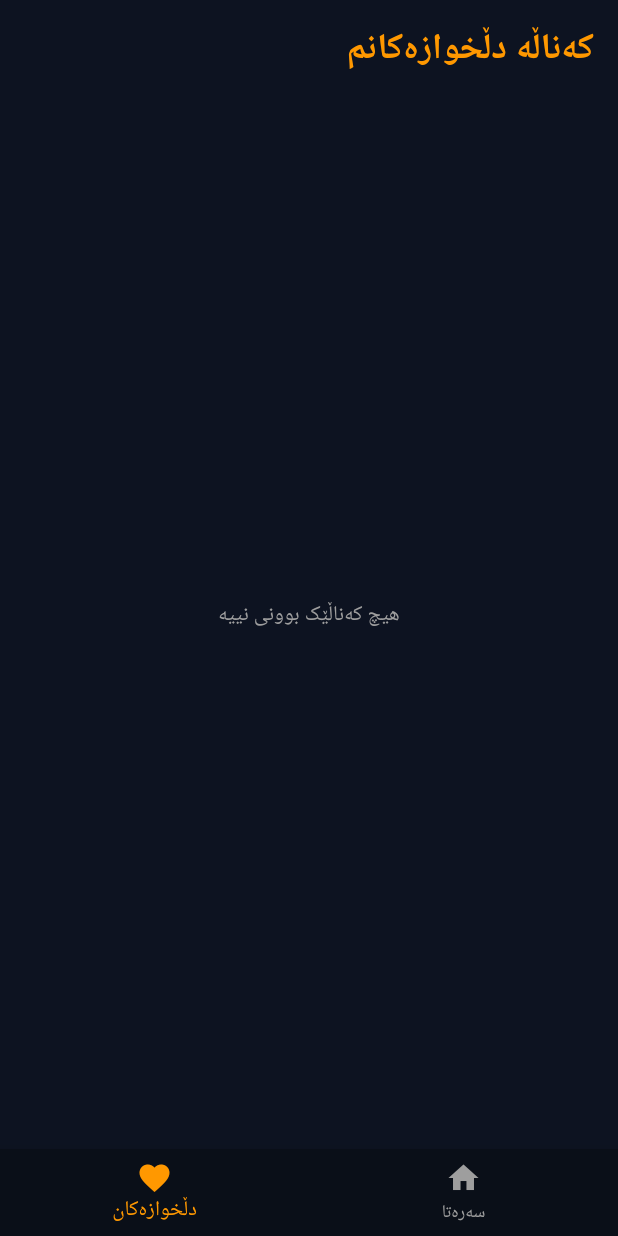
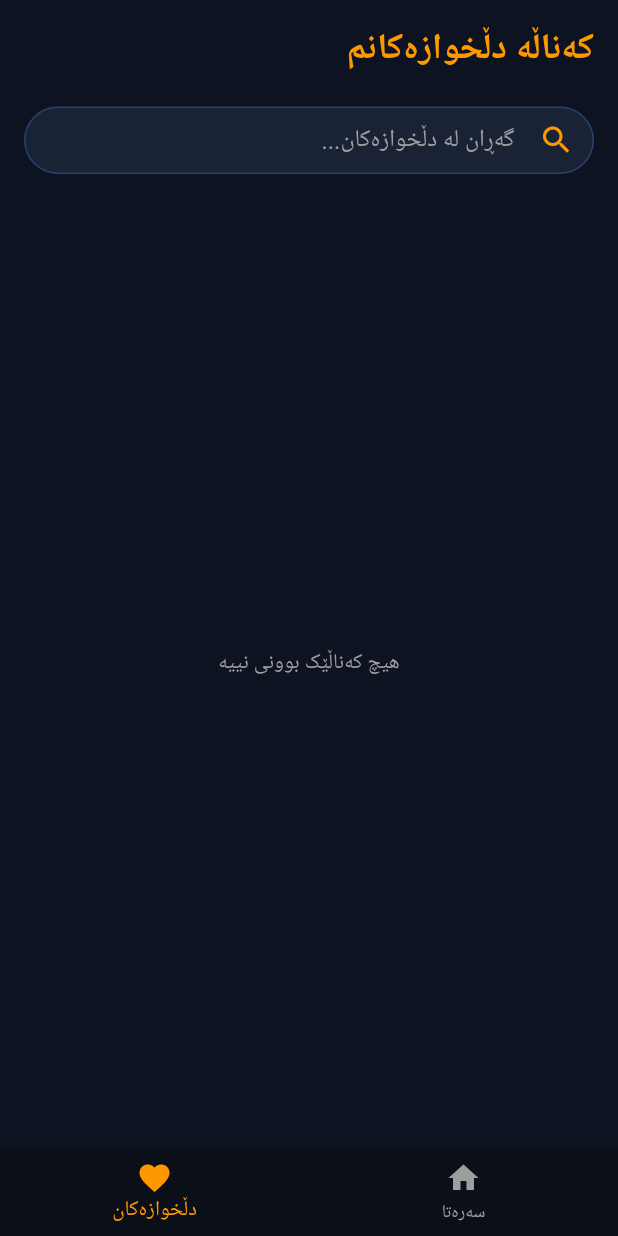
Before and after one commit to ordarat/ibrahim-tv, a Flutter app: the screen it shows after launch, item 2 of the bottom bar chosen, on a phone screen of 412 x 824 dp. Run offline on Flutter 3.47's test engine with Material 3 defaults, Android fonts, the phone set to English and light mode, and no system bars; our stand-ins replace chewie, cloud_firestore, firebase_core, shared_preferences, video_player; accounts and stored records are empty.

Commit message:
Update home_screen.dart

```diff
--- a/lib/screens/home_screen.dart
+++ b/lib/screens/home_screen.dart
@@ -16,7 +16,8 @@ class _HomeScreenState extends State<HomeScreen> {
   int _selectedIndex = 0;
   final PageController _pageController = PageController();
   int _sliderCount = 0;
-  List<String> _favorites = []; // لیستی کەناڵە دڵخوازەکان
+  List<String> _favorites = [];
+  String _searchQuery = ''; // گۆڕاوی نوێ بۆ گەڕان
 
   @override
   void initState() {
@@ -25,7 +26,6 @@ class _HomeScreenState extends State<HomeScreen> {
     Future.delayed(const Duration(seconds: 4), _autoScroll);
   }
 
-  // خوێندنەوەی دڵخوازەکان لە میمۆریدا
   Future<void> _loadFavorites() async {
     final prefs = await SharedPreferences.getInstance();
     setState(() {
@@ -33,7 +33,6 @@ class _HomeScreenState extends State<HomeScreen> {
     });
   }
 
-  // زیادکردن یان لابردنی کەناڵێک لە دڵخوازەکان
   Future<void> _toggleFavorite(String channelName) async {
     final prefs = await SharedPreferences.getInstance();
     setState(() {
@@ -85,7 +84,6 @@ class _HomeScreenState extends State<HomeScreen> {
   Widget build(BuildContext context) {
     return Scaffold(
       body: SafeArea(
-        // گۆڕینی شاشەکان بەپێی ئەوەی سەرەتا هەڵبژێردراوە یان دڵخوازەکان
         child: _selectedIndex == 0 ? _buildHomeContent() : _buildFavoritesContent(),
       ),
       bottomNavigationBar: BottomNavigationBar(
@@ -117,7 +115,20 @@ class _HomeScreenState extends State<HomeScreen> {
                   child: Container(
                     height: 45,
                     decoration: BoxDecoration(color: const Color(0xFF1A2235), borderRadius: BorderRadius.circular(25), border: Border.all(color: Colors.blueAccent.withOpacity(0.3))),
-                    child: const TextField(decoration: InputDecoration(hintText: 'گەڕان بۆ کەناڵ...', hintStyle: TextStyle(color: Colors.grey), border: InputBorder.none, prefixIcon: Icon(Icons.search, color: Colors.orange), contentPadding: EdgeInsets.symmetric(horizontal: 16, vertical: 10))),
+                    child: TextField(
+                      onChanged: (value) {
+                        setState(() {
+                          _searchQuery = value.toLowerCase(); // نوێکردنەوەی وشەی گەڕان
+                        });
+                      },
+                      decoration: const InputDecoration(
+                        hintText: 'گەڕان بۆ کەناڵ...',
+                        hintStyle: TextStyle(color: Colors.grey),
+                        border: InputBorder.none,
+                        prefixIcon: Icon(Icons.search, color: Colors.orange),
+                        contentPadding: EdgeInsets.symmetric(horizontal: 16, vertical: 10)
+                      )
+                    ),
                   ),
                 ),
                 const SizedBox(width: 16),
@@ -126,6 +137,8 @@ class _HomeScreenState extends State<HomeScreen> {
             ),
             const SizedBox(height: 20),
 
+            // ئەگەر خەریکی گەڕان بوو، سڵایدەرەکە مەهێنە بۆ ئەوەی کەناڵەکان باشتر ببینرێن
+            if (_searchQuery.isEmpty) ...[
               StreamBuilder<QuerySnapshot>(
                 stream: FirebaseFirestore.instance.collection('sliders').orderBy('created_at', descending: true).snapshots(),
                 builder: (context, snapshot) {
@@ -149,6 +162,7 @@ class _HomeScreenState extends State<HomeScreen> {
                 },
               ),
               const SizedBox(height: 20),
+            ],
 
             StreamBuilder<QuerySnapshot>(
               stream: FirebaseFirestore.instance.collection('channels').orderBy('created_at', descending: true).snapshots(),
@@ -156,8 +170,25 @@ class _HomeScreenState extends State<HomeScreen> {
                 if (snapshot.connectionState == ConnectionState.waiting) return const Center(child: CircularProgressIndicator(color: Colors.orange));
                 if (!snapshot.hasData || snapshot.data!.docs.isEmpty) return const Center(child: Text('هیچ کەناڵێک بوونی نییە', style: TextStyle(color: Colors.grey)));
 
+                // فلتەرکردنی کەناڵەکان بەپێی وشەی گەڕان
+                var allChannels = snapshot.data!.docs;
+                var filteredChannels = allChannels.where((doc) {
+                  var data = doc.data() as Map<String, dynamic>;
+                  String name = (data['name'] ?? '').toLowerCase();
+                  return name.contains(_searchQuery);
+                }).toList();
+
+                if (filteredChannels.isEmpty) {
+                  return const Center(
+                    child: Padding(
+                      padding: EdgeInsets.only(top: 40.0),
+                      child: Text('هیچ کەناڵێک نەدۆزرایەوە', style: TextStyle(color: Colors.grey, fontSize: 16)),
+                    ),
+                  );
+                }
+
                 Map<String, List<DocumentSnapshot>> groupedChannels = {};
-                for (var doc in snapshot.data!.docs) {
+                for (var doc in filteredChannels) {
                   var data = doc.data() as Map<String, dynamic>;
                   String category = data['category'] ?? 'گشتی';
                   if (!groupedChannels.containsKey(category)) groupedChannels[category] = [];
@@ -191,15 +222,16 @@ class _HomeScreenState extends State<HomeScreen> {
                                 channelName: cName,
                                 logoUrl: channelData['logo_url'] ?? '',
                                 isVIP: channelData['is_vip'] ?? false,
-                                isFavorite: _favorites.contains(cName), // دیاریکردنی ڕەنگی دڵەکە
-                                onFavoriteTap: () => _toggleFavorite(cName), // فەرمانی کلیک
+                                isFavorite: _favorites.contains(cName),
+                                onFavoriteTap: () => _toggleFavorite(cName),
                               ),
                             );
                           },
                         ),
                         const SizedBox(height: 15),
-                        if (index == 0) _buildAdBanner(),
-                        if (index == 0) const SizedBox(height: 15),
+                        // شریتی ڕیکلام تەنها کاتێک گەڕان ناکرێت و لەژێر بەشی یەکەم پیشان بدە
+                        if (index == 0 && _searchQuery.isEmpty) _buildAdBanner(),
+                        if (index == 0 && _searchQuery.isEmpty) const SizedBox(height: 15),
                       ],
                     );
                   },
@@ -221,6 +253,28 @@ class _HomeScreenState extends State<HomeScreen> {
         children: [
           const Text('کەناڵە دڵخوازەکانم', style: TextStyle(fontSize: 24, fontWeight: FontWeight.bold, color: Colors.orange)),
           const SizedBox(height: 20),
+
+          // گەڕان لەناو دڵخوازەکانیشدا
+          Container(
+            height: 45,
+            decoration: BoxDecoration(color: const Color(0xFF1A2235), borderRadius: BorderRadius.circular(25), border: Border.all(color: Colors.blueAccent.withOpacity(0.3))),
+            child: TextField(
+              onChanged: (value) {
+                setState(() {
+                  _searchQuery = value.toLowerCase();
+                });
+              },
+              decoration: const InputDecoration(
+                hintText: 'گەڕان لە دڵخوازەکان...',
+                hintStyle: TextStyle(color: Colors.grey),
+                border: InputBorder.none,
+                prefixIcon: Icon(Icons.search, color: Colors.orange),
+                contentPadding: EdgeInsets.symmetric(horizontal: 16, vertical: 10)
+              )
+            ),
+          ),
+          const SizedBox(height: 20),
+
           Expanded(
             child: StreamBuilder<QuerySnapshot>(
               stream: FirebaseFirestore.instance.collection('channels').snapshots(),
@@ -228,14 +282,20 @@ class _HomeScreenState extends State<HomeScreen> {
                 if (snapshot.connectionState == ConnectionState.waiting) return const Center(child: CircularProgressIndicator(color: Colors.orange));
                 if (!snapshot.hasData || snapshot.data!.docs.isEmpty) return const Center(child: Text('هیچ کەناڵێک بوونی نییە', style: TextStyle(color: Colors.grey)));
 
-                // فلتەرکردنی کەناڵەکان تەنها بۆ ئەوانەی دڵخوازن
                 var favChannels = snapshot.data!.docs.where((doc) {
                   var data = doc.data() as Map<String, dynamic>;
-                  return _favorites.contains(data['name']);
+                  bool isFav = _favorites.contains(data['name']);
+                  bool matchesSearch = (data['name'] ?? '').toLowerCase().contains(_searchQuery);
+                  return isFav && matchesSearch;
                 }).toList();
 
                 if (favChannels.isEmpty) {
-                  return const Center(child: Text('هیچ کەناڵێکت نەکردووە بە دڵخواز', style: TextStyle(color: Colors.grey, fontSize: 16)));
+                  return Center(
+                    child: Text(
+                      _searchQuery.isEmpty ? 'هیچ کەناڵێکت نەکردووە بە دڵخواز' : 'هیچ کەناڵێک نەدۆزرایەوە',
+                      style: const TextStyle(color: Colors.grey, fontSize: 16)
+                    )
+                  );
                 }
 
                 return GridView.builder(
```
Lines whose indentation alone changed are shown as unchanged.
